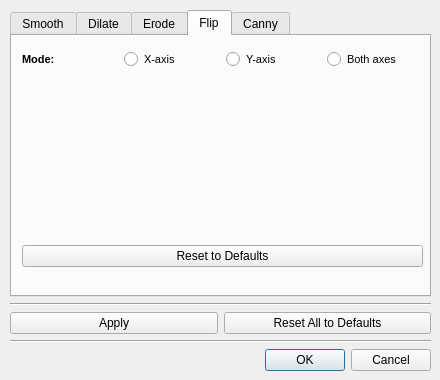
Above: src/ImageProcessingSettingsDialog.ui from phongans/ANSCENTER-RT before the change. Below: the same form after it.
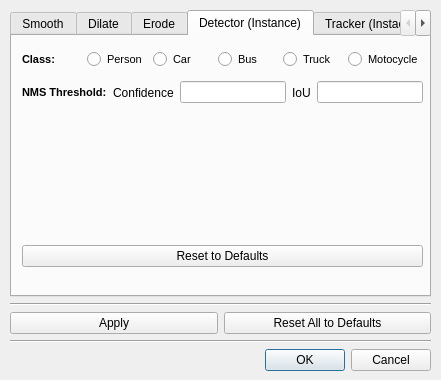
That is the form after the change. The open tabs and pages were chosen to show the change.

Commit message: Add OCSort tracker for process

The edit to the form file:
```diff
--- a/src/ImageProcessingSettingsDialog.ui
+++ b/src/ImageProcessingSettingsDialog.ui
@@ -6,7 +6,7 @@
    <rect>
     <x>0</x>
     <y>0</y>
-    <width>440</width>
+    <width>441</width>
     <height>380</height>
    </rect>
   </property>
@@ -785,7 +785,7 @@
       </widget>
       <widget class="QWidget" name="flipTab_5">
        <attribute name="title">
-        <string>Flip</string>
+        <string>Detector (Instance)</string>
        </attribute>
        <widget class="QWidget" name="layoutWidget5_5">
         <property name="geometry">
@@ -827,7 +827,7 @@
               </font>
              </property>
              <property name="text">
-              <string>Mode:</string>
+              <string>Class:</string>
              </property>
             </widget>
            </item>
@@ -839,7 +839,7 @@
               </font>
              </property>
              <property name="text">
-              <string>X-axis</string>
+              <string>Person</string>
              </property>
              <attribute name="buttonGroup">
               <string notr="true">flipCodeGroup</string>
@@ -854,7 +854,7 @@
               </font>
              </property>
              <property name="text">
-              <string>Y-axis</string>
+              <string>Car</string>
              </property>
              <attribute name="buttonGroup">
               <string notr="true">flipCodeGroup</string>
@@ -869,12 +869,92 @@
               </font>
              </property>
              <property name="text">
-              <string>Both axes</string>
+              <string>Bus</string>
              </property>
              <attribute name="buttonGroup">
               <string notr="true">flipCodeGroup</string>
              </attribute>
             </widget>
+           </item>
+           <item>
+            <widget class="QRadioButton" name="flipBothAxesButton_2">
+             <property name="font">
+              <font>
+               <pointsize>8</pointsize>
+              </font>
+             </property>
+             <property name="text">
+              <string>Truck</string>
+             </property>
+            </widget>
+           </item>
+           <item>
+            <widget class="QRadioButton" name="flipBothAxesButton_3">
+             <property name="font">
+              <font>
+               <pointsize>8</pointsize>
+              </font>
+             </property>
+             <property name="text">
+              <string>Motocycle</string>
+             </property>
+            </widget>
+           </item>
+          </layout>
+         </item>
+         <item>
+          <layout class="QHBoxLayout" name="horizontalLayout_61">
+           <item>
+            <widget class="QLabel" name="label_86">
+             <property name="sizePolicy">
+              <sizepolicy hsizetype="Preferred" vsizetype="Minimum">
+               <horstretch>0</horstretch>
+               <verstretch>0</verstretch>
+              </sizepolicy>
+             </property>
+             <property name="minimumSize">
+              <size>
+               <width>0</width>
+               <height>27</height>
+              </size>
+             </property>
+             <property name="maximumSize">
+              <size>
+               <width>16777215</width>
+               <height>27</height>
+              </size>
+             </property>
+             <property name="font">
+              <font>
+               <pointsize>8</pointsize>
+               <weight>75</weight>
+               <bold>true</bold>
+              </font>
+             </property>
+             <property name="text">
+              <string>NMS Threshold:</string>
+             </property>
+            </widget>
+           </item>
+           <item>
+            <widget class="QLabel" name="label">
+             <property name="text">
+              <string>Confidence</string>
+             </property>
+            </widget>
+           </item>
+           <item>
+            <widget class="QLineEdit" name="lineEdit"/>
+           </item>
+           <item>
+            <widget class="QLabel" name="label_2">
+             <property name="text">
+              <string>IoU</string>
+             </property>
+            </widget>
+           </item>
+           <item>
+            <widget class="QLineEdit" name="lineEdit_2"/>
            </item>
           </layout>
          </item>
@@ -903,7 +983,7 @@
       </widget>
       <widget class="QWidget" name="cannyTab_5">
        <attribute name="title">
-        <string>Canny</string>
+        <string>Tracker (Instacne)</string>
        </attribute>
        <widget class="QWidget" name="layoutWidget6_5">
         <property name="geometry">
```
Left out of the diff: 89 changed lines with no effect on the pictures. The commit also changes 16 other files.
